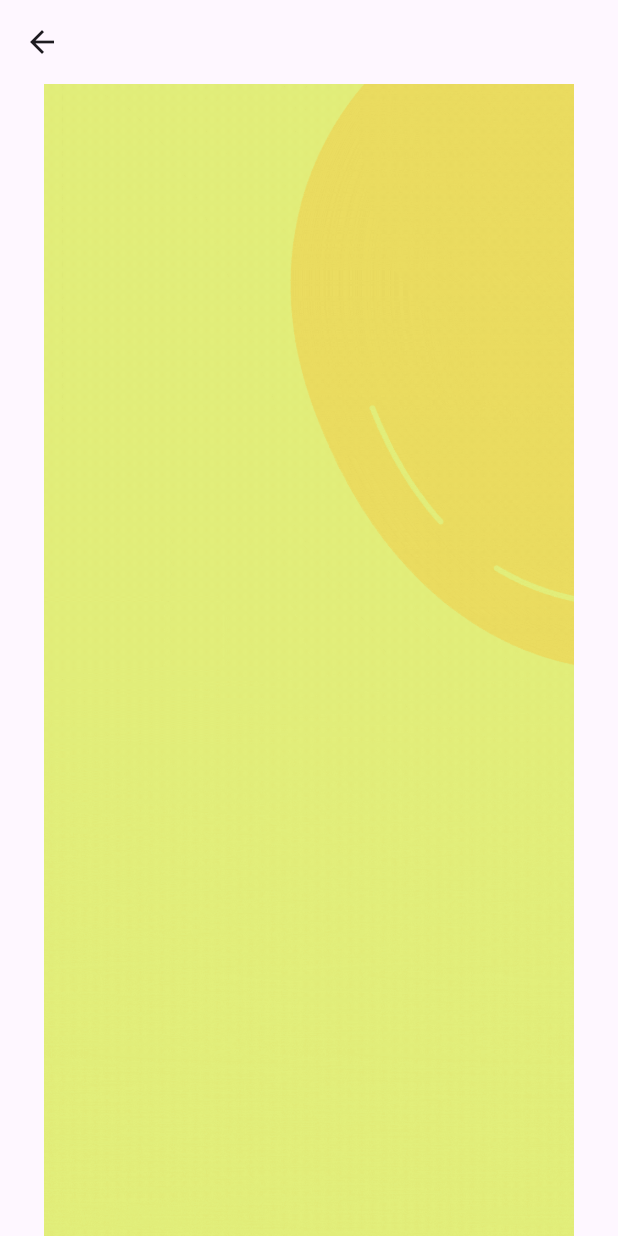
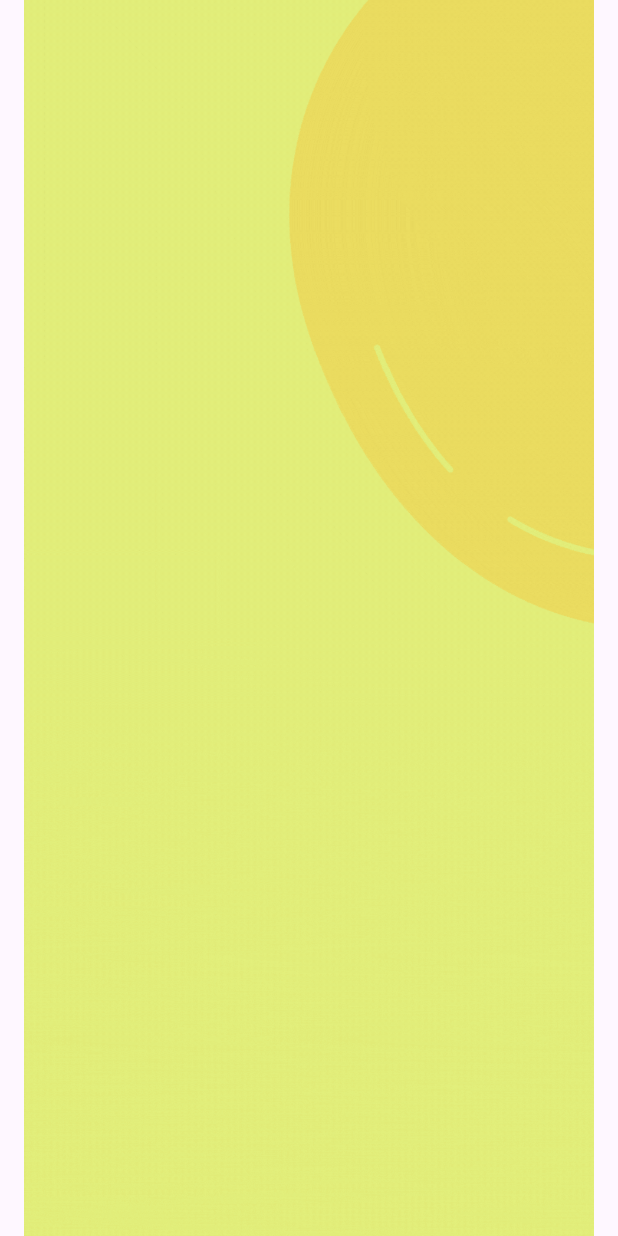
Before and after one commit to HasanZawahra/Sabeel-Frontend, a Flutter app: the first screen one second after launch, on a phone screen of 412 x 824 dp. Run offline on Flutter 3.47's test engine with Material 3 defaults, Android fonts, the phone set to English and light mode, and no system bars; our stand-ins replace audioplayers, camera, firebase_auth, firebase_core, go_router, google_fonts and 2 more; accounts and stored records are empty; generated files the repository leaves out were written again.

Commit message:
sat up the rounting service to ensure smooth navigation between screens, and adjusted the navigation calls

```diff
--- a/lib/constants/routes.dart
+++ b/lib/constants/routes.dart
@@ -4,3 +4,4 @@
 const mapDownloadRoute = '/map_download';
 const mapDownloadProgressRoute = '/map_download/progress';
 const cameraScreenRoute = '/camera_screen';
+const splashScreenRoute = '/splash_screen';
--- a/lib/main.dart
+++ b/lib/main.dart
@@ -1,29 +1,18 @@
 import 'package:flutter/material.dart';
 import 'package:firebase_core/firebase_core.dart';
-import 'package:sabeel/services/auth/auth_service.dart';
-import 'package:sabeel/views/camera_screen.dart';
+import 'package:go_router/go_router.dart';
+import 'package:sabeel/services/navigation/routing_service.dart';
 import 'firebase_options.dart';
-import 'package:sabeel/views/home_screen/home_screen_original.dart';
 import 'package:sabeel/constants/routes.dart';
-import 'package:sabeel/views/id_verification_secreen.dart';
-import 'package:sabeel/views/map_download_screen.dart';
-import 'package:sabeel/views/map_downloading_progress_screen.dart';
 
 class MyApp extends StatelessWidget {
   const MyApp({super.key});
 
   @override
   Widget build(BuildContext context) {
-    return MaterialApp(
+    return MaterialApp.router(
       debugShowCheckedModeBanner: false,
-      home: const Main(),
-      routes: {
-        idVerificationRoute : (context) => IdVerificationSecreen(),
-        homeRoute: (context) => const HomeScreen(),
-        mapDownloadRoute: (context) => const MapDownloadScreen(),
-        mapDownloadProgressRoute: (context) => const MapDownloadingProgress(),
-        cameraScreenRoute: (context) => const CameraScreen(),
-      },
+      routerConfig: AppRouter.router,
     );
   }
 }
@@ -37,30 +26,14 @@
 
 class _MainState extends State<Main> {
 
-  @override
-void initState() {
-  super.initState();
-  // WidgetsBinding.instance.addPostFrameCallback((_) {
-  //   Future.delayed(const Duration(seconds: 5), () {
-  //     if (mounted) {
-  //       navigateToIdVerificationAutomatically(context);
-  //     }
-  //   });
-  // });
-}
-
-
   Widget build(BuildContext context) {
-    return Scaffold(
-      body: Center(
-        child: Image.asset('assets/gifs/splashscreen-en.gif'),
-
+    WidgetsBinding.instance.addPostFrameCallback((_) {
+      context.go(splashScreenRoute);
+    });
+    return const MaterialApp(
+      home: Scaffold(
+        body: Center(child: CircularProgressIndicator()),
       ),
-      appBar:AppBar( leading:  IconButton(
-                icon: Icon(Icons.arrow_back),
-                onPressed: () {
-                  Navigator.of(context).pushNamedAndRemoveUntil(idVerificationRoute , (route) => false);
-                },))
     );
   }
   }
@@ -71,11 +44,3 @@
 
   runApp(const MyApp());
 }
-
-
-Future<void> navigateToIdVerificationAutomatically(BuildContext context) async {
-    if(AuthService.firebase().currentUser != null) {
-      await Navigator.of(context).pushNamedAndRemoveUntil(homeRoute, (route) => false);
-    }
-else await Navigator.of(context).pushNamedAndRemoveUntil(idVerificationRoute, (route) => false);
-}
--- a/lib/services/nav/views_navigation_service.dart
+++ /dev/null
@@ -1,3 +0,0 @@
-class ViewsNavigationService {
-
-}
--- /dev/null
+++ b/lib/services/navigation/routing_service.dart
@@ -0,0 +1,40 @@
+import 'package:go_router/go_router.dart';
+import 'package:sabeel/views/home_screen/home_screen_original.dart';
+import 'package:sabeel/views/camera_screen.dart';
+import 'package:sabeel/views/id_verification_screen.dart';
+import 'package:sabeel/views/map_download_screen.dart';
+import 'package:sabeel/constants/routes.dart';
+import 'package:sabeel/views/map_downloading_progress_screen.dart';
+import 'package:sabeel/views/splash_screen.dart';
+
+class AppRouter {
+  static final GoRouter router = GoRouter(
+    initialLocation: splashScreenRoute,
+    routes: [
+      GoRoute(
+        path: homeRoute,
+        builder: (context, state) => const HomeScreen(),
+      ),
+      GoRoute(
+        path: idVerificationRoute,
+        builder: (context, state) => IdVerificationScreen(),
+      ),
+      GoRoute(
+        path: mapDownloadRoute,
+        builder: (context, state) => const MapDownloadScreen(),
+      ),
+      GoRoute(
+        path: mapDownloadProgressRoute,
+        builder: (context, state) => MapDownloadingProgress(),
+      ),
+      GoRoute(
+        path: cameraScreenRoute,
+        builder: (context, state) => CameraScreen(),
+      ),
+      GoRoute(
+        path: splashScreenRoute,
+        builder: (context, state) => const SplashScreen(),
+      ),
+    ],
+  );
+}
--- a/lib/utils/error_dialog.dart
+++ b/lib/utils/error_dialog.dart
@@ -1,4 +1,5 @@
 import 'package:flutter/material.dart';
+import 'package:go_router/go_router.dart';
 
 Future<void> showErrorDialog(
   BuildContext context,
@@ -12,7 +13,7 @@
         TextButton(
           onPressed: ()
           {
-            Navigator.of(context).pop();
+            context.pop();
           },
           child: const Text("OK"),
         )
--- a/lib/utils/logout_dialog.dart
+++ b/lib/utils/logout_dialog.dart
@@ -1,5 +1,6 @@
 
 import 'package:flutter/material.dart';
+import 'package:go_router/go_router.dart';
 
 Future<bool> showLogoutDialog(BuildContext context) {
   return showDialog<bool>(
@@ -11,12 +12,12 @@
           actions: [
             TextButton(
                 onPressed: () {
-                  Navigator.of(context).pop(false);
+                  context.pop(false);
                 },
                 child: Text("Cansel")),
             TextButton(
                 onPressed: () {
-                  Navigator.of(context).pop(true);
+                  context.pop(true);
                 },
                 child: Text("Log out")),
           ],
--- a/lib/utils/menu_action_dialog.dart
+++ b/lib/utils/menu_action_dialog.dart
@@ -1,4 +1,5 @@
 import 'package:flutter/material.dart';
+import 'package:go_router/go_router.dart';
 import 'package:sabeel/constants/routes.dart';
 import 'package:sabeel/enums/menu_actions.dart';
 import 'package:sabeel/services/auth/auth_service.dart';
@@ -13,8 +14,7 @@
             final shouldUserLogOUt = await showLogoutDialog(context);
             if (shouldUserLogOUt) {
               await AuthService.firebase().logOut();
-              Navigator.of(context).pushNamedAndRemoveUntil(
-              idVerificationRoute, (route) => false);
+             context.go(idVerificationRoute);
             }
             break;
             }
--- a/lib/views/camera_screen.dart
+++ b/lib/views/camera_screen.dart
@@ -1,5 +1,6 @@
 import 'package:flutter/material.dart';
 import 'package:camera/camera.dart';
+import 'package:go_router/go_router.dart';
 import 'package:sabeel/constants/routes.dart';
 import 'package:sabeel/services/auth/auth_service.dart';
 import 'package:sabeel/utils/background_grdiant.dart';
@@ -88,7 +89,7 @@
                   if(currUser) buildCircularButton(Icons.sos_rounded,  Color(0xFFB42A2A), () {},150),
                   if(currUser) SizedBox(width: 32),
                   buildCircularButton(Icons.mic,  const Color(0xFF85AB59),  () async {
-                    Navigator.of(context).pushNamedAndRemoveUntil(homeRoute, (route) => false);
+                    context.go(homeRoute);
                   }, 150),
                 ],
               ),
--- a/lib/views/map_downloading_progress_screen.dart
+++ b/lib/views/map_downloading_progress_screen.dart
@@ -1,4 +1,5 @@
 import 'package:flutter/material.dart';
+import 'package:go_router/go_router.dart';
 import 'package:sabeel/constants/routes.dart';
 
 class MapDownloadingProgress extends StatefulWidget {
@@ -23,7 +24,7 @@
         });
         if (progress >= 1.0) {
           _isProgressActive = false;
-          Navigator.pushNamedAndRemoveUntil(context, homeRoute , (route) => false);
+          context.go(homeRoute);
         } else {
           _startProgress();
         }
--- /dev/null
+++ b/lib/views/splash_screen.dart
@@ -0,0 +1,46 @@
+import 'package:flutter/material.dart';
+import 'package:go_router/go_router.dart';
+import 'package:sabeel/constants/routes.dart';
+import 'package:sabeel/services/auth/auth_service.dart';
+
+
+class SplashScreen extends StatefulWidget {
+  const SplashScreen({super.key});
+
+  @override
+  State<SplashScreen> createState() => _SplashScreenState();
+}
+
+class _SplashScreenState extends State<SplashScreen> {
+
+@override
+void initState() {
+  super.initState();
+  WidgetsBinding.instance.addPostFrameCallback((_) {
+    Future.delayed(const Duration(seconds: 5), () {
+      if (mounted) {
+        navigateToIdVerificationAutomatically(context);
+      }
+    });
+  });
+}
+
+  @override
+  Widget build(BuildContext context) {
+    return Scaffold(
+      body: Center(
+        child: Image.asset('assets/gifs/splashscreen-en.gif'),
+      ),
+    );
+  }
+}
+
+
+
+
+Future<void> navigateToIdVerificationAutomatically(BuildContext context) async {
+    if(AuthService.firebase().currentUser != null) {
+      context.go(mapDownloadRoute);
+    }
+    else  context.go(idVerificationRoute);
+}
--- a/pubspec.yaml
+++ b/pubspec.yaml
@@ -40,6 +40,7 @@
   firebase_core: ^3.11.0
   firebase_auth: ^5.4.2
   audioplayers: ^6.1.2
+  go_router: ^13.0.1
 
 dev_dependencies:
   flutter_test:
```
Also changed, not shown: lib/views/home_screen/home_screen_original.dart (+3 -4 lines), lib/views/id_verification_screen.dart (renamed from lib/views/id_verification_secreen.dart, +6 -5 lines), lib/views/map_download_screen.dart (+3 -109 lines), pubspec.lock.
